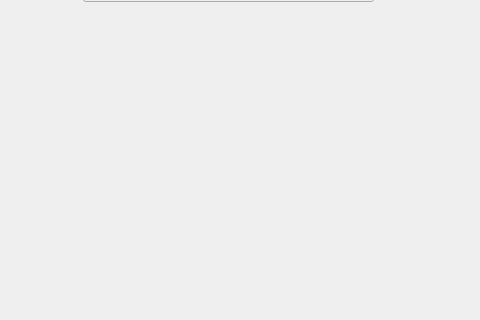
PLACEBOBRO/QT_CPP_Kniffel, file gameframe.ui: the form before one commit; both pictures show x 387 to 867 and y 449 to 769 of the 867 by 769 pixel window.
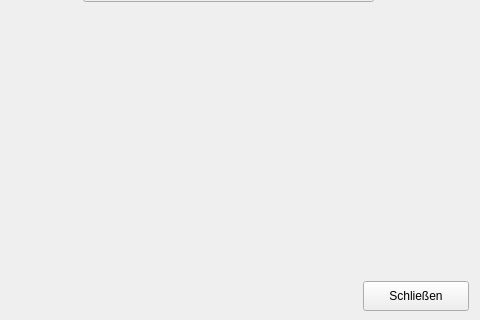
The form after the commit.

Commit message: Added all functions for buttons and logic elements

What changed in the file:
```diff
--- a/gameframe.ui
+++ b/gameframe.ui
@@ -540,6 +540,19 @@
     </rect>
    </property>
   </widget>
+  <widget class="QPushButton" name="pushButton">
+   <property name="geometry">
+    <rect>
+     <x>750</x>
+     <y>730</y>
+     <width>106</width>
+     <height>30</height>
+    </rect>
+   </property>
+   <property name="text">
+    <string>Schließen</string>
+   </property>
+  </widget>
  </widget>
  <resources/>
  <connections/>
```
The commit also changes 9 other files.
